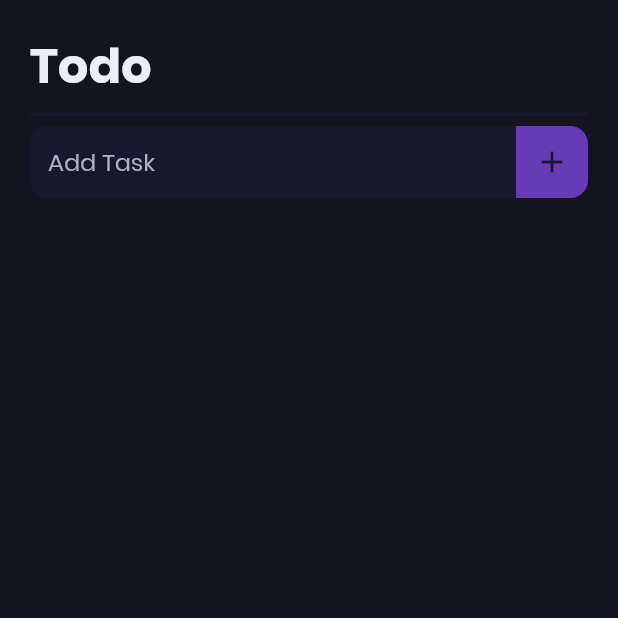
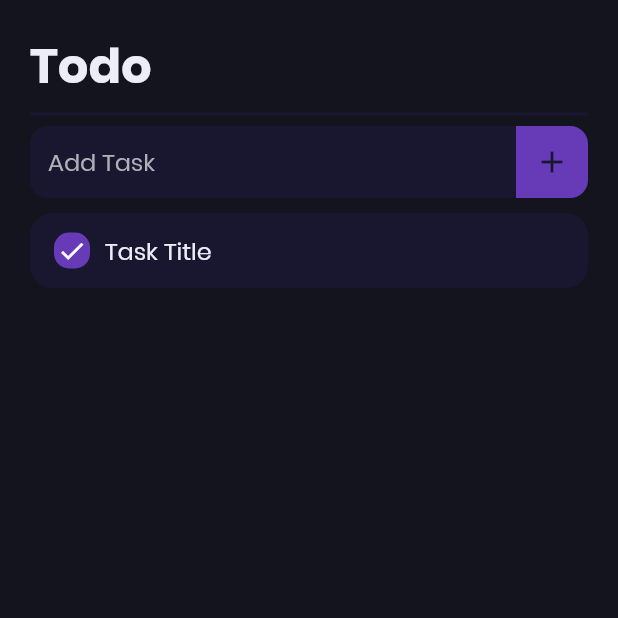
Before and after one commit to imjonasr/todo, a Flutter app: the screen it shows after launch, on a phone screen of 412 x 824 dp, the top half of it. Run offline on Flutter 3.47's test engine with Material 2 defaults, Android fonts, the phone set to English and light mode, and no system bars.

Commit message:
Created CustomTodoField

```diff
--- a/lib/screens/todo_list.dart
+++ b/lib/screens/todo_list.dart
@@ -1,8 +1,8 @@
 import 'package:flutter/material.dart';
 import 'package:todo/widgets/CustomTextField.dart';
+import 'package:todo/widgets/CustomTodoField.dart';
 
 class TodoList extends StatelessWidget {
-
   final TextEditingController controller = TextEditingController();
 
   @override
@@ -21,7 +21,6 @@ class TodoList extends StatelessWidget {
                   style: TextStyle(
                     fontSize: 32,
                     fontWeight: FontWeight.bold,
-                    fontFamily: 'Poppins',
                     color: Color(0xffededf7),
                   ),
                 ),
@@ -36,6 +35,7 @@ class TodoList extends StatelessWidget {
                 suffixBackgroundColor: Colors.deepPurple,
                 onChanged: (String text) {},
               ),
+              CustomTodoField(),
             ],
           ),
         ),
--- /dev/null
+++ b/lib/widgets/CustomTodoField.dart
@@ -0,0 +1,47 @@
+import 'package:flutter/material.dart';
+
+class CustomTodoField extends StatelessWidget {
+  @override
+  Widget build(BuildContext context) {
+    return GestureDetector(
+      onTap: () {
+        print("Clicou");
+      },
+      child: Container(
+        height: 50,
+        margin: EdgeInsets.only(top: 10),
+        decoration: BoxDecoration(
+            color: Color(0xff19172f),
+            shape: BoxShape.rectangle,
+            borderRadius: BorderRadius.circular(15)),
+        child: Row(
+          children: <Widget>[
+            Container(
+              margin: EdgeInsets.only(left: 16, right: 10),
+              decoration: BoxDecoration(
+                color: Colors.deepPurple,
+                border: Border.all(color: Colors.deepPurple, width: 2),
+                shape: BoxShape.rectangle,
+                borderRadius: BorderRadius.circular(10),
+              ),
+              height: 24,
+              width: 24,
+              child: Icon(
+                Icons.check,
+                color: Colors.white,
+                size: 20,
+              ),
+            ),
+            Text(
+              "Task Title",
+              style: TextStyle(
+                color: Color(0xffededf7),
+                fontSize: 16,
+              ),
+            ),
+          ],
+        ),
+      ),
+    );
+  }
+}
```
